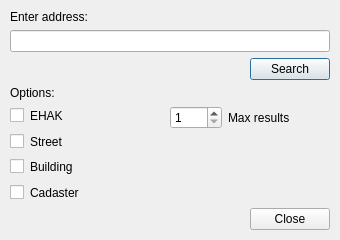
Old version of the form InADSGeoCoder/inads_geocoder_dialog_base.ui in the repository sookoll/qgis_plugin_inads_geocoder.
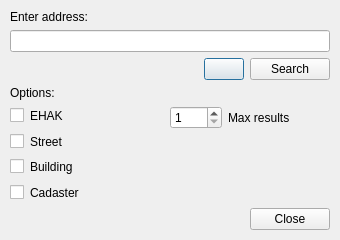
New version of the form.

Commit message: Reverse geocoding (#5)

What changed in the file:
```diff
--- a/InADSGeoCoder/inads_geocoder_dialog_base.ui
+++ b/InADSGeoCoder/inads_geocoder_dialog_base.ui
@@ -53,6 +53,12 @@
                 </property>
               </spacer>
             </item>
+            <item>
+              <!-- reverse geocode button -->
+              <widget class="QPushButton" name="reverse_button">
+                
+              </widget>
+            </item>
             <item>
               <!-- geocode button -->
               <widget class="QPushButton" name="geocode_button">
```
The commit also changes 6 other files.
